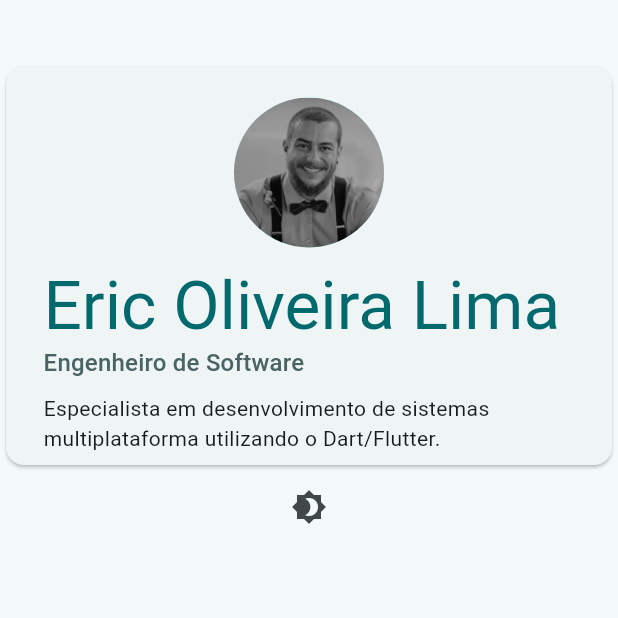
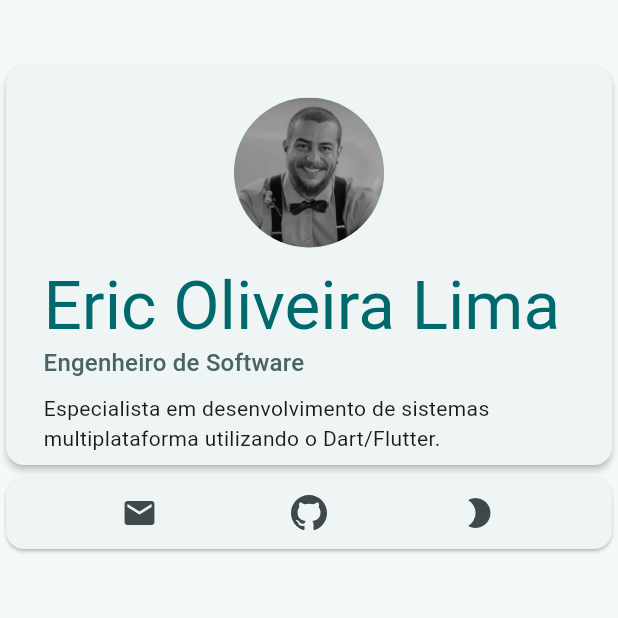
Before and after one commit to ericodex/ericode, a Flutter app: the screen it shows after launch, on a phone screen of 412 x 824 dp, the top half of it. Run offline on Flutter 3.47's test engine with Material 3 defaults, Android fonts, the phone set to English and light mode, and no system bars; our stand-ins replace icons_plus, shared_preferences.

Commit message:
chore: Add icons_plus dependency and responsive.dart file

```diff
--- a/lib/main.dart
+++ b/lib/main.dart
@@ -1,7 +1,6 @@
-import 'package:flutter/cupertino.dart';
 import 'package:flutter/material.dart';
-import 'package:flutter/widgets.dart';
 import 'package:provider/provider.dart';
+import 'package:icons_plus/icons_plus.dart';
 
 import 'providers.dart';
 
@@ -40,6 +39,9 @@ class MyApp extends StatelessWidget {
   }
 }
 
+const minWidth = 500.0;
+const maxWidth = 900.0;
+
 class MyHomePage extends StatefulWidget {
   const MyHomePage({super.key});
 
@@ -51,13 +53,14 @@ class _MyHomePageState extends State<MyHomePage> {
   @override
   Widget build(BuildContext context) {
     final width = MediaQuery.of(context).size.width;
+    print(width);
     return Scaffold(
       body: width < 400
           ? Center(
             child: FittedBox(
                 fit: BoxFit.scaleDown,
                 child: Text(
-                  'Tela muito pequena\npara exibir o conteúdo',
+                  'Tela muito\npequena para\nexibir o conteúdo',
                   style: Theme.of(context).textTheme.displayMedium,
                 )),
           )
@@ -68,16 +71,17 @@ class _MyHomePageState extends State<MyHomePage> {
               const SizedBox(height: 40),
               ConstrainedBox(
                 constraints: const BoxConstraints(
-                  minWidth: 500.0,
-                  maxWidth: 900.0,
+                  minWidth: minWidth,
+                  maxWidth: maxWidth,
                 ),
                 child: Card(
+                  elevation: 2,
                   child: Padding(
                     padding: const EdgeInsets.fromLTRB(25, 8, 25, 8),
                     child: Column(
                       children: [
                         if (width < 700)
-                          Padding(
+                          const Padding(
                             padding: EdgeInsets.all(13.0),
                             child: PictureProfileCircleAvatar(),
                           ),
@@ -140,18 +144,64 @@ class _MyHomePageState extends State<MyHomePage> {
                   ),
                 ),
               ),
-              IconButton(
-                icon: const Icon(Icons.brightness_4),
-                onPressed: () {
-                  final themeChange =
-                      Provider.of<ThemeProvider>(context, listen: false);
-                  themeChange.darkMode = !themeChange.darkMode;
-                },
+              ConstrainedBox(
+                constraints: const BoxConstraints(
+                  minWidth: minWidth,
+                        maxWidth: maxWidth,
+                ),
+                child: Card(
+                  child: Row(
+                    mainAxisAlignment: MainAxisAlignment.spaceEvenly,
+                    children: [
+                      IconButton(
+                        tooltip: 'Email',
+                        onPressed: () {
+
+                      }, icon: const Icon(Icons.email)),
+                      IconButton(
+                        tooltip: 'GitHub',
+                        onPressed: () {
+
+                      }, icon: const Icon(Bootstrap.github)),
+                      const ThemePreferenceIconButton(),
+                    ],
+                  ),
+                ),
               ),
             ],
           ),
         ),
       ),
+    );
+  }
+}
+
+class ThemePreferenceIconButton extends StatefulWidget {
+  const ThemePreferenceIconButton({
+    super.key,
+  });
+
+  @override
+  State<ThemePreferenceIconButton> createState() => _ThemePreferenceIconButtonState();
+}
+
+class _ThemePreferenceIconButtonState extends State<ThemePreferenceIconButton> {
+
+  //get system theme preference
+  void getSystemTheme() {
+    final themeChange = Provider.of<ThemeProvider>(context);
+    themeChange.darkMode = MediaQuery.of(context).platformBrightness == Brightness.dark;
+  }
+
+  @override
+  Widget build(BuildContext context) {
+    final themeChange = Provider.of<ThemeProvider>(context);
+    return IconButton(
+      icon: Icon(!themeChange.darkMode ? Icons.brightness_2 : Icons.brightness_high),
+      onPressed: () {
+
+        themeChange.darkMode = !themeChange.darkMode;
+      },
     );
   }
 }
--- a/pubspec.yaml
+++ b/pubspec.yaml
@@ -38,6 +38,7 @@ dependencies:
   provider: ^6.1.2
   shared_preferences: ^2.2.3
   system_theme: ^2.3.1
+  icons_plus: ^5.0.0
 
 dev_dependencies:
   flutter_test:
```
Also changed, not shown: lib/responsive.dart (added, +51 -0 lines), pubspec.lock.
